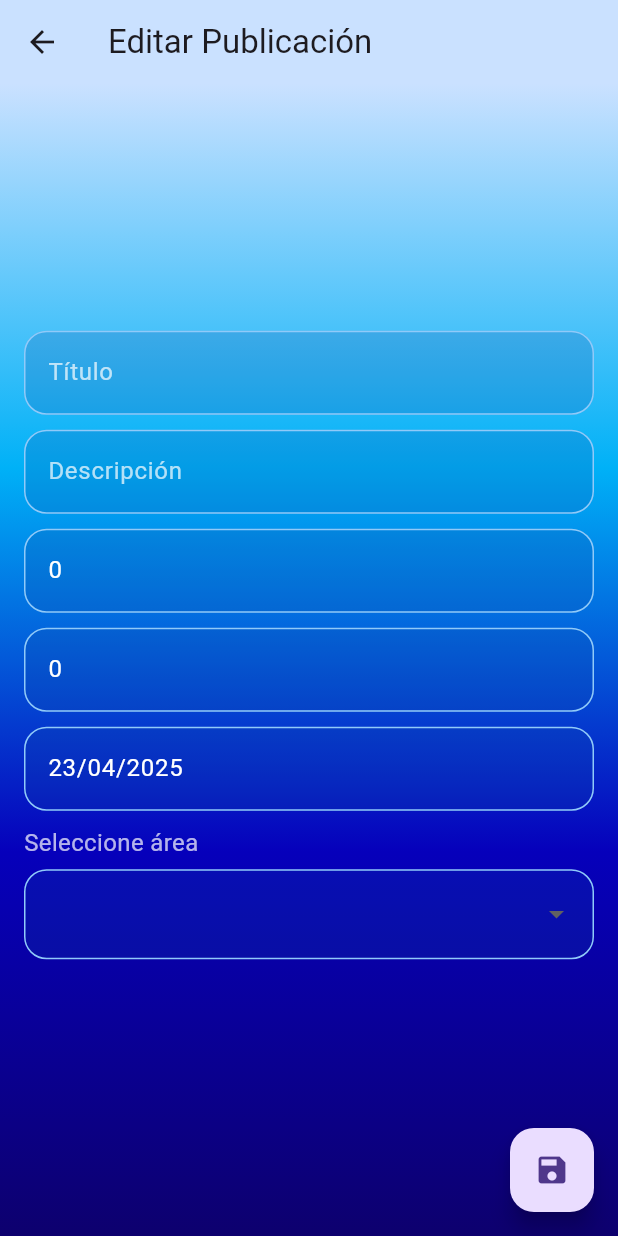
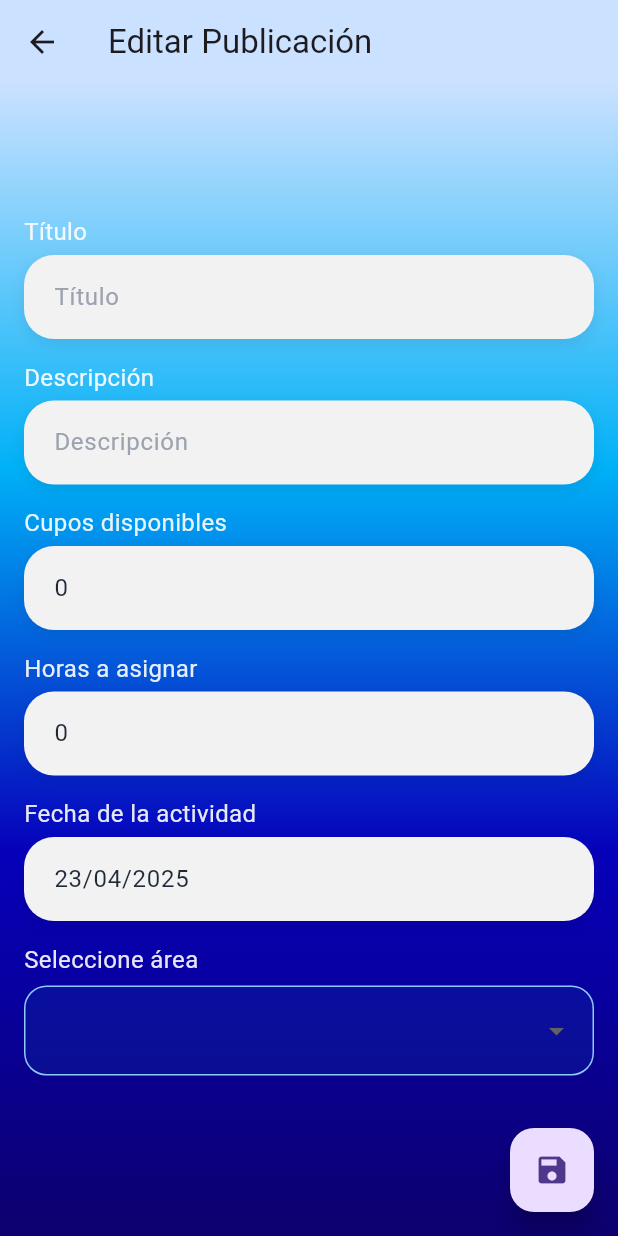
Before and after one commit to Jeffersontroches/Proyecto_lenguajes_programacion, a Flutter app: the DetallePublicacionPage screen opened directly with empty values, after a tap on "Editar", on a phone screen of 412 x 824 dp. Run offline on Flutter 3.47's test engine with Material 3 defaults, Android fonts, the phone set to English and light mode, and no system bars; our stand-ins replace cloud_firestore, firebase_auth, firebase_core, google_sign_in; accounts and stored records are empty; network calls fail.

Commit message:
agregar logo a la aplicacion y cambios menores

```diff
--- a/proyecto1.0/proyecto/lib/main.dart
+++ b/proyecto1.0/proyecto/lib/main.dart
@@ -13,6 +13,8 @@ void main() async {
 }
 
 class MyApp extends StatelessWidget {
+  const MyApp({super.key});
+
   @override
   Widget build(BuildContext context) {
     return MaterialApp(
--- a/proyecto1.0/proyecto/lib/pages/DetallePublicacionPage.dart
+++ b/proyecto1.0/proyecto/lib/pages/DetallePublicacionPage.dart
@@ -4,6 +4,8 @@ import 'package:flutter/material.dart';
 import 'package:proyecto/models/Publicacion.dart';
 import 'package:proyecto/pages/ListadoInscritosPage.dart';
 import 'package:proyecto/pages/create_publicacion_page.dart';
+import 'package:proyecto/widgets/actionButon.dart';
+import 'package:proyecto/widgets/infoCard.dart';
 
 class DetallePublicacionPage extends StatefulWidget {
   final Publicaciones publicacion;
@@ -17,6 +19,7 @@ class DetallePublicacionPage extends StatefulWidget {
 class _DetallePublicacionPageState extends State<DetallePublicacionPage> {
   bool _inscrito = false;
   int _inscritosCount = 0;
+  int _totalInscripciones = 0;
 
   @override
   void initState() {
@@ -44,10 +47,17 @@ class _DetallePublicacionPageState extends State<DetallePublicacionPage> {
             .where('idPublicacion', isEqualTo: widget.publicacion.id)
             .get();
 
+    final todasInscripciones =
+        await firestore
+            .collection('inscritos')
+            .where('userId', isEqualTo: user.uid)
+            .get();
+
     if (mounted) {
       setState(() {
         _inscrito = query.docs.isNotEmpty;
         _inscritosCount = inscritos.docs.length;
+        _totalInscripciones = todasInscripciones.docs.length;
       });
     }
   }
@@ -185,7 +195,7 @@ class _DetallePublicacionPageState extends State<DetallePublicacionPage> {
 
             ElevatedButton.icon(
               onPressed:
-                  (_inscrito || cuposLlenos)
+                  (_inscrito || cuposLlenos || _totalInscripciones >= 10)
                       ? null
                       : () async {
                         if (user != null) {
@@ -203,6 +213,7 @@ class _DetallePublicacionPageState extends State<DetallePublicacionPage> {
                             setState(() {
                               _inscrito = true;
                               _inscritosCount++;
+                              _totalInscripciones++;
                             });
                             ScaffoldMessenger.of(context).showSnackBar(
                               const SnackBar(
@@ -216,11 +227,17 @@ class _DetallePublicacionPageState extends State<DetallePublicacionPage> {
               label: Text(
                 _inscrito
                     ? 'Ya inscrito'
-                    : (cuposLlenos ? 'Cupos llenos' : 'Inscribirse'),
+                    : (cuposLlenos
+                        ? 'Cupos llenos'
+                        : (_totalInscripciones >= 10
+                            ? 'Máximo de 10 inscripciones'
+                            : 'Inscribirse')),
               ),
               style: ElevatedButton.styleFrom(
                 backgroundColor:
-                    (_inscrito || cuposLlenos) ? Colors.grey : Colors.blue,
+                    (_inscrito || cuposLlenos || _totalInscripciones >= 10)
+                        ? Colors.grey
+                        : Colors.blue,
                 foregroundColor: Colors.white,
                 padding: const EdgeInsets.symmetric(
                   horizontal: 24,
@@ -237,61 +254,3 @@ class _DetallePublicacionPageState extends State<DetallePublicacionPage> {
     );
   }
 }
-
-class InfoCard extends StatelessWidget {
-  final String label;
-  final String value;
-
-  const InfoCard({super.key, required this.label, required this.value});
-
-  @override
-  Widget build(BuildContext context) {
-    return Card(
-      shape: RoundedRectangleBorder(borderRadius: BorderRadius.circular(16)),
-      elevation: 5,
-      child: Padding(
-        padding: const EdgeInsets.all(20.0),
-        child: Row(
-          crossAxisAlignment: CrossAxisAlignment.start,
-          children: [
-            Text(
-              '$label: ',
-              style: const TextStyle(fontWeight: FontWeight.bold, fontSize: 16),
-            ),
-            Expanded(child: Text(value, style: const TextStyle(fontSize: 16))),
-          ],
-        ),
-      ),
-    );
-  }
-}
-
-class ActionButton extends StatelessWidget {
-  final VoidCallback onPressed;
-  final IconData icon;
-  final String label;
-  final Color color;
-
-  const ActionButton({
-    super.key,
-    required this.onPressed,
-    required this.icon,
-    required this.label,
-    required this.color,
-  });
-
-  @override
-  Widget build(BuildContext context) {
-    return ElevatedButton.icon(
-      onPressed: onPressed,
-      icon: Icon(icon),
-      label: Text(label),
-      style: ElevatedButton.styleFrom(
-        backgroundColor: color,
-        foregroundColor: Colors.white,
-        padding: const EdgeInsets.symmetric(horizontal: 24, vertical: 12),
-        shape: RoundedRectangleBorder(borderRadius: BorderRadius.circular(12)),
-      ),
-    );
-  }
-}
--- a/proyecto1.0/proyecto/lib/pages/create_publicacion_page.dart
+++ b/proyecto1.0/proyecto/lib/pages/create_publicacion_page.dart
@@ -103,6 +103,11 @@ class CreatePublicacionPageState extends State<CreatePublicacionPage> {
   @override
   Widget build(BuildContext context) {
     final isEditing = widget.publicacion != null;
+    final labelStyle = TextStyle(
+      // ignore: deprecated_member_use
+      color: Colors.white.withOpacity(0.9),
+      fontSize: 16,
+    );
 
     return Scaffold(
       appBar: AppBar(
@@ -128,18 +133,23 @@ class CreatePublicacionPageState extends State<CreatePublicacionPage> {
             child: Column(
               crossAxisAlignment: CrossAxisAlignment.start,
               children: [
+                Text('Título', style: labelStyle),
                 CustomTextField(
                   controller: titulo,
                   focusNode: tituloFocus,
                   hint: 'Título',
                 ),
                 const SizedBox(height: 10),
+
+                Text('Descripción', style: labelStyle),
                 CustomTextField(
                   controller: descripcion,
                   focusNode: descripcionFocus,
                   hint: 'Descripción',
                 ),
                 const SizedBox(height: 10),
+
+                Text('Cupos disponibles', style: labelStyle),
                 CustomTextField(
                   controller: cupos,
                   focusNode: cuposFocus,
@@ -147,6 +157,8 @@ class CreatePublicacionPageState extends State<CreatePublicacionPage> {
                   inputType: TextInputType.number,
                 ),
                 const SizedBox(height: 10),
+
+                Text('Horas a asignar', style: labelStyle),
                 CustomTextField(
                   controller: horas,
                   focusNode: horasFocus,
@@ -154,6 +166,8 @@ class CreatePublicacionPageState extends State<CreatePublicacionPage> {
                   inputType: TextInputType.number,
                 ),
                 const SizedBox(height: 10),
+
+                Text('Fecha de la actividad', style: labelStyle),
                 GestureDetector(
                   onTap: () => _selectDateTime(context),
                   child: AbsorbPointer(
@@ -165,10 +179,8 @@ class CreatePublicacionPageState extends State<CreatePublicacionPage> {
                   ),
                 ),
                 const SizedBox(height: 10),
-                const Text(
-                  'Seleccione área',
-                  style: TextStyle(color: Colors.white70, fontSize: 16),
-                ),
+
+                Text('Seleccione área', style: labelStyle),
                 const SizedBox(height: 6),
                 SizedBox(
                   width: double.infinity,
@@ -176,6 +188,7 @@ class CreatePublicacionPageState extends State<CreatePublicacionPage> {
                   child: Container(
                     padding: const EdgeInsets.symmetric(horizontal: 12),
                     decoration: BoxDecoration(
+                      // ignore: deprecated_member_use
                       color: Colors.blue.shade900.withOpacity(0.2),
                       borderRadius: BorderRadius.circular(15),
                       border: Border.all(color: Colors.blue.shade200),
--- a/proyecto1.0/proyecto/lib/screens/botton_nav_bar.dart
+++ b/proyecto1.0/proyecto/lib/screens/botton_nav_bar.dart
@@ -2,10 +2,12 @@ import 'package:flutter/material.dart';
 import 'package:proyecto/pages/home_Page.dart';
 import 'package:proyecto/pages/suscrito_Page.dart';
 import 'package:proyecto/pages/profile_page.dart';
-import 'package:connectivity_plus/connectivity_plus.dart';
 
 class BottomNavScreen extends StatefulWidget {
+  const BottomNavScreen({super.key});
+
   @override
+  // ignore: library_private_types_in_public_api
   _BottomNavScreenState createState() => _BottomNavScreenState();
 }
 
@@ -25,26 +27,14 @@ class _BottomNavScreenState extends State<BottomNavScreen> {
     });
   }
 
-  // Método para comprobar la conectividad
-  Future<void> _checkConnectivity() async {
-    final ConnectivityResult result =
-        (await Connectivity().checkConnectivity()) as ConnectivityResult;
-    setState(() {
-      _isOnline = result != ConnectivityResult.none;
-    });
-  }
-
   @override
   void initState() {
     super.initState();
-    // Comprobamos la conectividad cuando se inicializa el estado
-    _checkConnectivity();
   }
 
   @override
   Widget build(BuildContext context) {
     if (!_isOnline) {
-      // Si no hay conexión, mostramos un mensaje o una pantalla alternativa
       return Scaffold(
         appBar: AppBar(
           title: Row(
@@ -56,13 +46,6 @@ class _BottomNavScreenState extends State<BottomNavScreen> {
             ],
           ),
           backgroundColor: const Color.fromARGB(255, 202, 225, 255),
-        ),
-        body: const Center(
-          child: Text(
-            'No tienes conexión a Internet. Por favor, verifica tu conexión.',
-            style: TextStyle(fontSize: 18, color: Colors.red),
-            textAlign: TextAlign.center,
-          ),
         ),
       );
     }
@@ -90,7 +73,7 @@ class _BottomNavScreenState extends State<BottomNavScreen> {
             icon: Icon(Icons.book_sharp),
             label: 'Mis inscripciones',
           ),
-          BottomNavigationBarItem(icon: Icon(Icons.person), label: 'Profile'),
+          BottomNavigationBarItem(icon: Icon(Icons.person), label: 'Perfil'),
         ],
       ),
     );
--- a/proyecto1.0/proyecto/lib/widgets/CustomTextField.dart
+++ b/proyecto1.0/proyecto/lib/widgets/CustomTextField.dart
@@ -6,6 +6,7 @@ class CustomTextField extends StatelessWidget {
   final String hint;
   final TextInputType inputType;
   final bool isObscure;
+  final IconData? icon;
 
   const CustomTextField({
     required this.controller,
@@ -13,29 +14,41 @@ class CustomTextField extends StatelessWidget {
     required this.hint,
     this.inputType = TextInputType.text,
     this.isObscure = false,
-    Key? key,
-  }) : super(key: key);
+    this.icon,
+    super.key,
+  });
 
   @override
   Widget build(BuildContext context) {
-    return TextField(
+    return Container(
+      margin: const EdgeInsets.symmetric(vertical: 4), // menos espacio
+      decoration: BoxDecoration(
+        color: const Color(0xFFF2F2F2), // blanco suave
+        borderRadius: BorderRadius.circular(20),
+        boxShadow: [
+          BoxShadow(
+            color: Colors.black.withOpacity(0.08),
+            blurRadius: 8,
+            offset: const Offset(0, 3),
+          ),
+        ],
+      ),
+      child: TextField(
         controller: controller,
         focusNode: focusNode,
         obscureText: isObscure,
         keyboardType: inputType,
-      style: const TextStyle(color: Colors.white),
+        style: const TextStyle(color: Color(0xFF1F2937), fontSize: 16),
         decoration: InputDecoration(
+          prefixIcon:
+              icon != null ? Icon(icon, color: Color(0xFF6B7280)) : null,
           hintText: hint,
-        hintStyle: TextStyle(color: Colors.white70),
-        filled: true,
-        fillColor: Colors.blue.shade900.withOpacity(0.2),
-        enabledBorder: OutlineInputBorder(
-          borderRadius: BorderRadius.circular(15),
-          borderSide: BorderSide(color: Colors.blue.shade200),
+          hintStyle: const TextStyle(color: Color(0xFF9CA3AF)),
+          border: InputBorder.none,
+          contentPadding: const EdgeInsets.symmetric(
+            vertical: 16,
+            horizontal: 20,
           ),
-        focusedBorder: OutlineInputBorder(
-          borderRadius: BorderRadius.circular(15),
-          borderSide: BorderSide(color: Colors.blue.shade100, width: 2),
         ),
       ),
     );
--- /dev/null
+++ b/proyecto1.0/proyecto/lib/widgets/infoCard.dart
@@ -0,0 +1,34 @@
+import 'package:flutter/material.dart';
+
+class InfoCard extends StatelessWidget {
+  final String label;
+  final String value;
+
+  const InfoCard({super.key, required this.label, required this.value});
+
+  @override
+  Widget build(BuildContext context) {
+    return Card(
+      shape: RoundedRectangleBorder(borderRadius: BorderRadius.circular(16)),
+      elevation: 5,
+      child: Padding(
+        padding: const EdgeInsets.all(20.0),
+        child: Row(
+          crossAxisAlignment: CrossAxisAlignment.start,
+          children: [
+            Text(
+              '$label: ',
+              style: const TextStyle(fontWeight: FontWeight.bold, fontSize: 16),
+            ),
+            Expanded(
+              child: Text(
+                value.isNotEmpty ? value : 'No disponible',
+                style: const TextStyle(fontSize: 16),
+              ),
+            ),
+          ],
+        ),
+      ),
+    );
+  }
+}
```
Also changed, not shown: proyecto1.0/proyecto/pubspec.yaml (+10 -0 lines), proyecto1.0/proyecto/pubspec.lock, 5 other files. Lines whose indentation alone changed are shown as unchanged.
